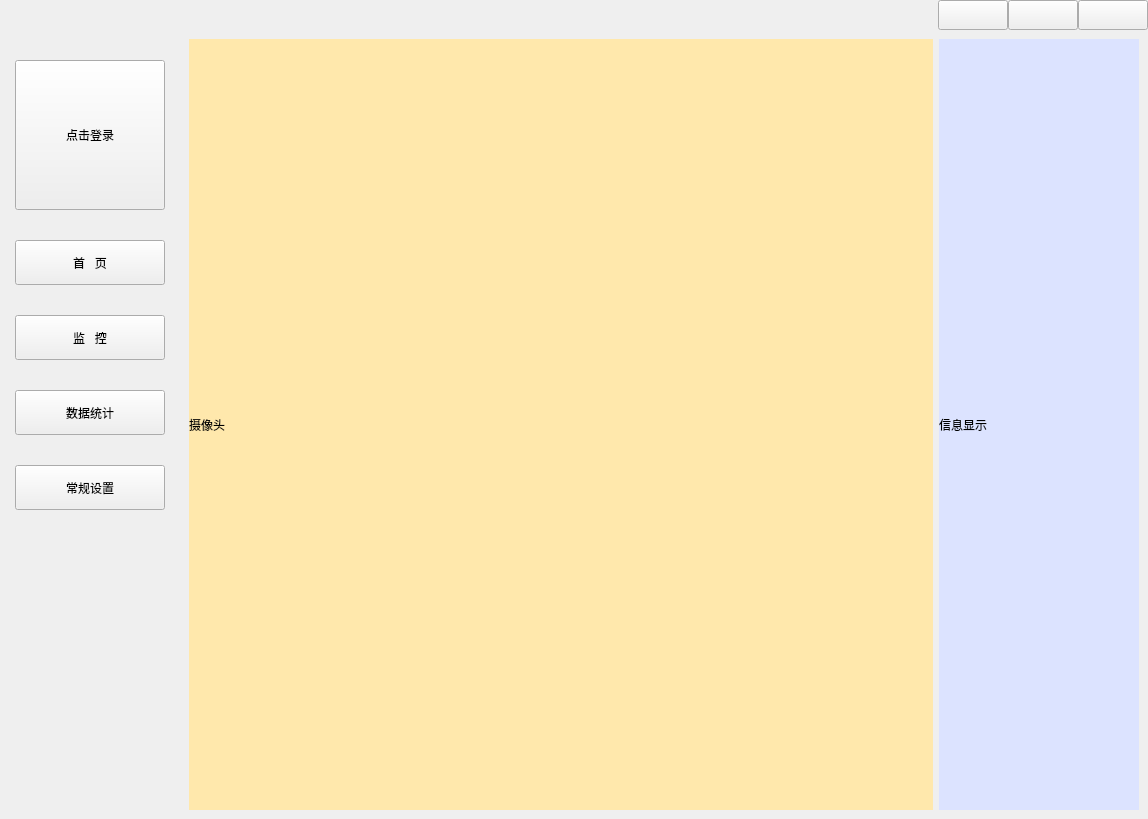
Qt form UI/mainwindow.ui (SweerItTer/facerecognition) before a commit.
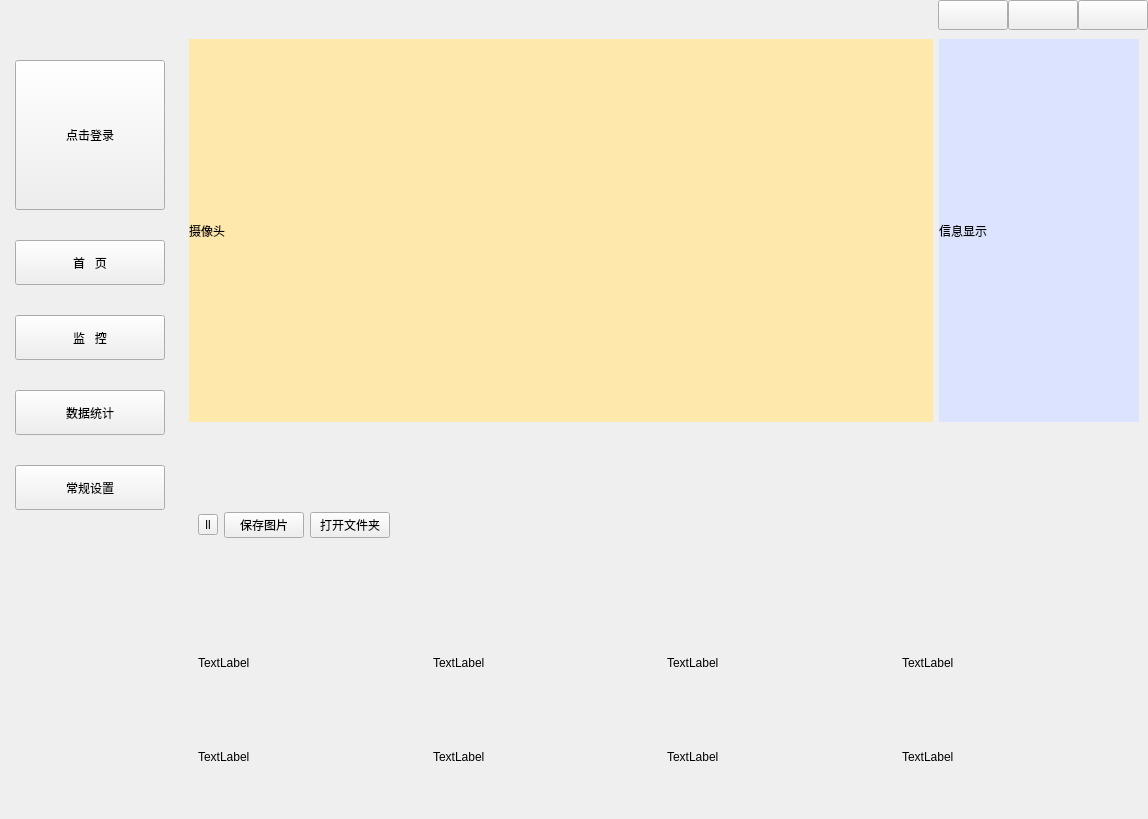
The same form after that commit. The open tabs and pages were chosen to show the change. Icons and pictures are not drawn. Custom widgets are drawn as their Qt base class.

Commit message: 增加暂停/保存/打开文件功能

What changed in the file:
```diff
--- a/UI/mainwindow.ui
+++ b/UI/mainwindow.ui
@@ -491,30 +491,8 @@
        </layout>
       </widget>
       <widget class="QWidget" name="page_2">
-       <layout class="QGridLayout" name="gridLayout_3">
-        <item row="0" column="2">
-         <widget class="QLabel" name="lb_cameramessage">
-          <property name="minimumSize">
-           <size>
-            <width>200</width>
-            <height>0</height>
-           </size>
-          </property>
-          <property name="maximumSize">
-           <size>
-            <width>200</width>
-            <height>16777215</height>
-           </size>
-          </property>
-          <property name="styleSheet">
-           <string notr="true">background-color: rgb(220, 227, 255);</string>
-          </property>
-          <property name="text">
-           <string>信息显示</string>
-          </property>
-         </widget>
-        </item>
-        <item row="0" column="1">
+       <layout class="QGridLayout" name="gridLayout_15">
+        <item row="0" column="0">
          <widget class="QLabel" name="lb_camera">
           <property name="minimumSize">
            <size>
@@ -536,6 +514,128 @@
           </property>
          </widget>
         </item>
+        <item row="0" column="1">
+         <widget class="QLabel" name="lb_cameramessage">
+          <property name="minimumSize">
+           <size>
+            <width>200</width>
+            <height>0</height>
+           </size>
+          </property>
+          <property name="maximumSize">
+           <size>
+            <width>200</width>
+            <height>16777215</height>
+           </size>
+          </property>
+          <property name="styleSheet">
+           <string notr="true">background-color: rgb(220, 227, 255);</string>
+          </property>
+          <property name="text">
+           <string>信息显示</string>
+          </property>
+         </widget>
+        </item>
+        <item row="1" column="0" colspan="2">
+         <widget class="QWidget" name="widget_3" native="true">
+          <layout class="QGridLayout" name="gridLayout_3">
+           <item row="2" column="0">
+            <widget class="QLabel" name="lb_history1">
+             <property name="text">
+              <string>TextLabel</string>
+             </property>
+            </widget>
+           </item>
+           <item row="2" column="1">
+            <widget class="QLabel" name="lb_history2">
+             <property name="text">
+              <string>TextLabel</string>
+             </property>
+            </widget>
+           </item>
+           <item row="4" column="3">
+            <widget class="QLabel" name="lb_history8">
+             <property name="text">
+              <string>TextLabel</string>
+             </property>
+            </widget>
+           </item>
+           <item row="4" column="0">
+            <widget class="QLabel" name="lb_history5">
+             <property name="text">
+              <string>TextLabel</string>
+             </property>
+            </widget>
+           </item>
+           <item row="4" column="2">
+            <widget class="QLabel" name="lb_history7">
+             <property name="text">
+              <string>TextLabel</string>
+             </property>
+            </widget>
+           </item>
+           <item row="0" column="0" rowspan="2" colspan="4">
+            <layout class="QHBoxLayout" name="horizontalLayout">
+             <item>
+              <widget class="QToolButton" name="but_stop">
+               <property name="text">
+                <string>ll</string>
+               </property>
+              </widget>
+             </item>
+             <item>
+              <widget class="QPushButton" name="but_save">
+               <property name="text">
+                <string>保存图片</string>
+               </property>
+              </widget>
+             </item>
+             <item>
+              <widget class="QPushButton" name="but_open">
+               <property name="text">
+                <string>打开文件夹</string>
+               </property>
+              </widget>
+             </item>
+             <item>
+              <spacer name="horizontalSpacer_6">
+               <property name="orientation">
+                <enum>Qt::Horizontal</enum>
+               </property>
+               <property name="sizeHint" stdset="0">
+                <size>
+                 <width>40</width>
+                 <height>20</height>
+                </size>
+               </property>
+              </spacer>
+             </item>
+            </layout>
+           </item>
+           <item row="4" column="1">
+            <widget class="QLabel" name="lb_history6">
+             <property name="text">
+              <string>TextLabel</string>
+             </property>
+            </widget>
+           </item>
+           <item row="2" column="2">
+            <widget class="QLabel" name="lb_history3">
+             <property name="text">
+              <string>TextLabel</string>
+             </property>
+            </widget>
+           </item>
+           <item row="2" column="3">
+            <widget class="QLabel" name="lb_history4">
+             <property name="text">
+              <string>TextLabel</string>
+             </property>
+            </widget>
+           </item>
+          </layout>
+         </widget>
+        </item>
        </layout>
       </widget>
       <widget class="QWidget" name="page_3">
```
Left out of the diff: 4 changed lines with no effect on the pictures. The commit also changes 7 other files.
